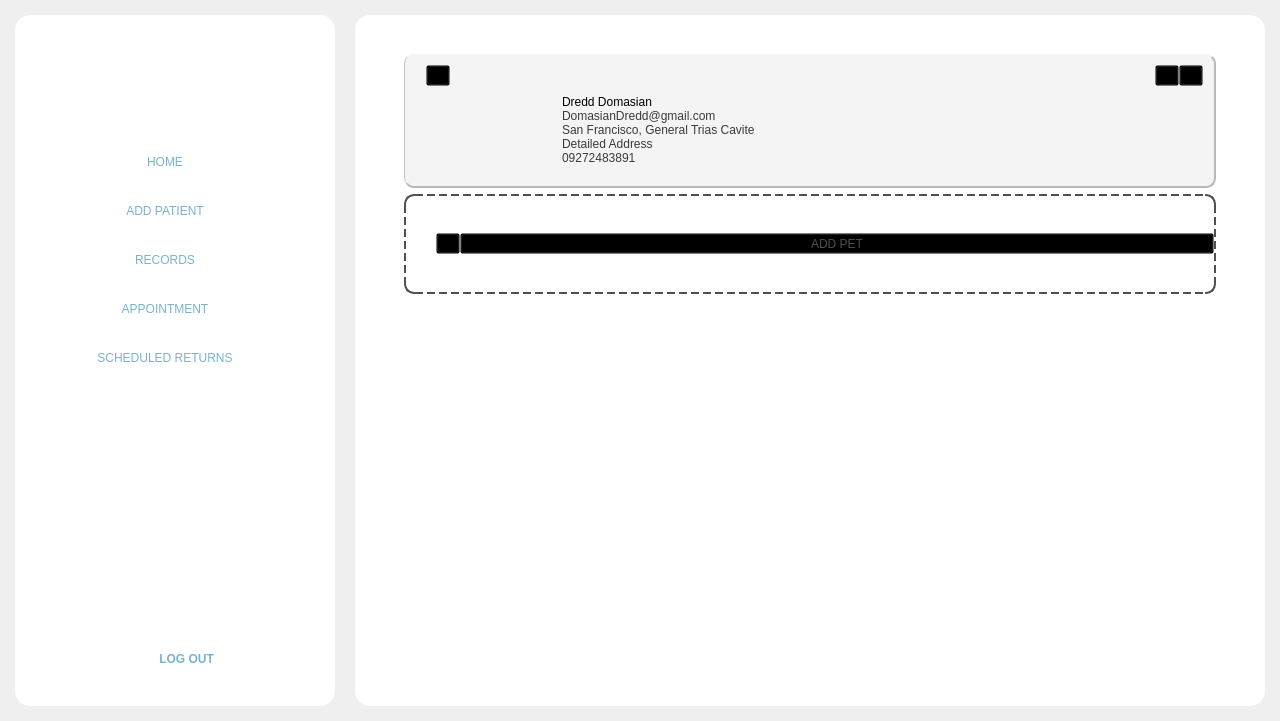
Old version of the form Frontend/Home.ui in the repository DreddVDomasian/Petmate-Desktop-Application.
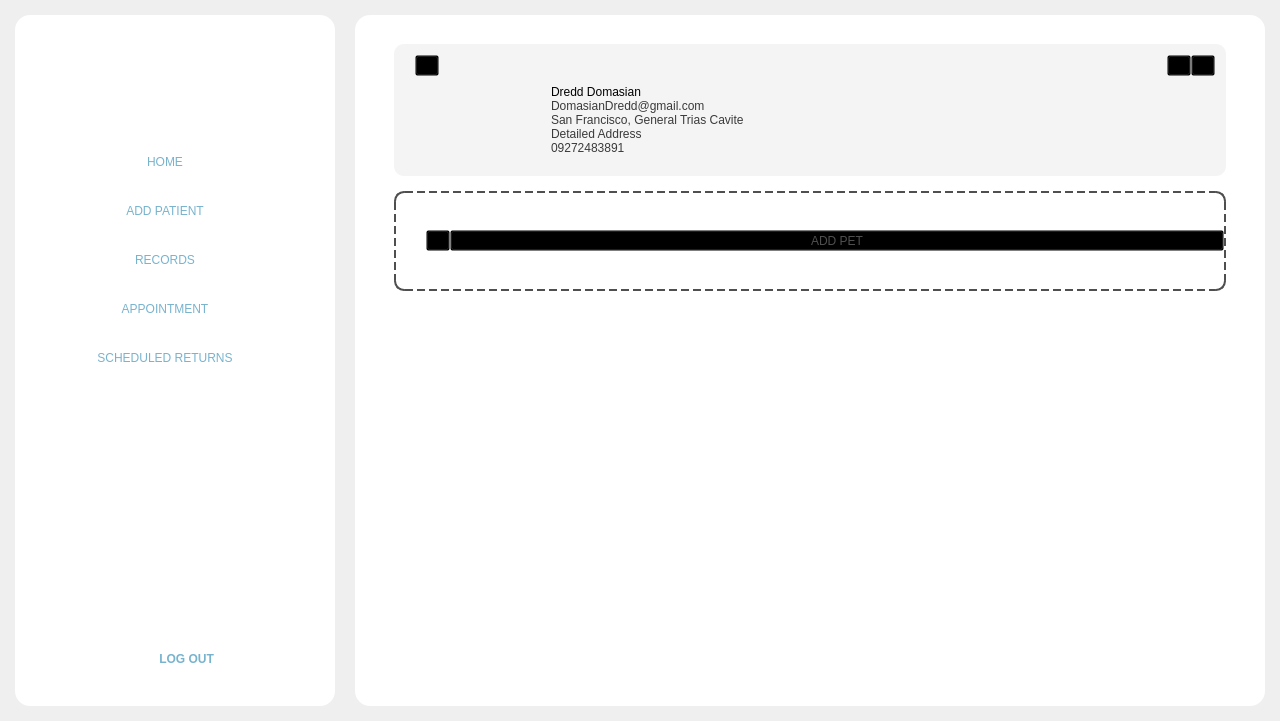
New version of the form. The open tabs and pages were chosen to show the change. Icons and pictures are not drawn.

Patch:
```diff
--- a/Frontend/Home.ui
+++ b/Frontend/Home.ui
@@ -4599,14 +4599,17 @@
            <string notr="true">background:transparent;</string>
           </property>
           <layout class="QVBoxLayout" name="verticalLayout_14">
+           <property name="spacing">
+            <number>15</number>
+           </property>
            <property name="leftMargin">
-            <number>40</number>
+            <number>30</number>
            </property>
            <property name="topMargin">
-            <number>30</number>
+            <number>20</number>
            </property>
            <property name="rightMargin">
-            <number>40</number>
+            <number>30</number>
            </property>
            <item>
             <widget class="QFrame" name="ProfileCard">
@@ -4614,9 +4617,7 @@
               <string notr="true">#ProfileCard{
 	border-radius:10px;
 	background-color:rgb(244, 244, 244);
-	border-bottom:1.5px solid rgb(184, 184, 184);
-	border-right:1.5px solid rgb(184, 184, 184);
-	border-left:1px solid rgb(198, 198, 198);
+
 
 }</string>
              </property>
@@ -4943,8 +4944,8 @@
                    <rect>
                     <x>0</x>
                     <y>0</y>
-                    <width>812</width>
-                    <height>418</height>
+                    <width>832</width>
+                    <height>421</height>
                    </rect>
                   </property>
                   <layout class="QGridLayout" name="gridLayout_6">
```
Left out of the diff: 77 changed lines with no effect on the pictures.
